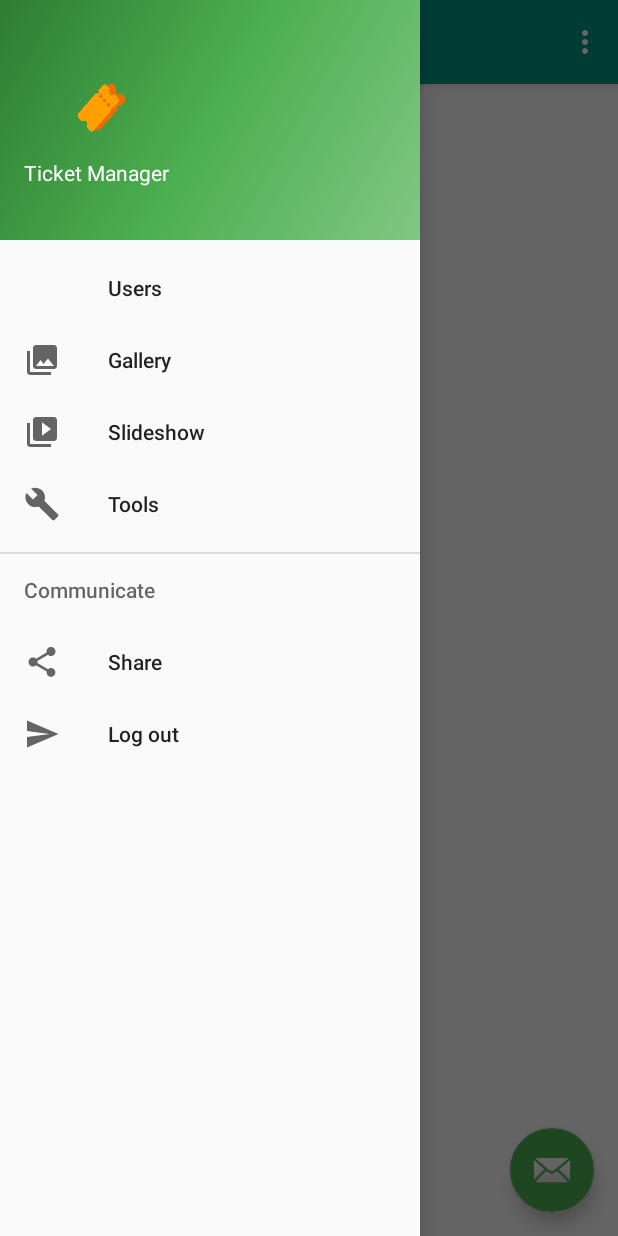
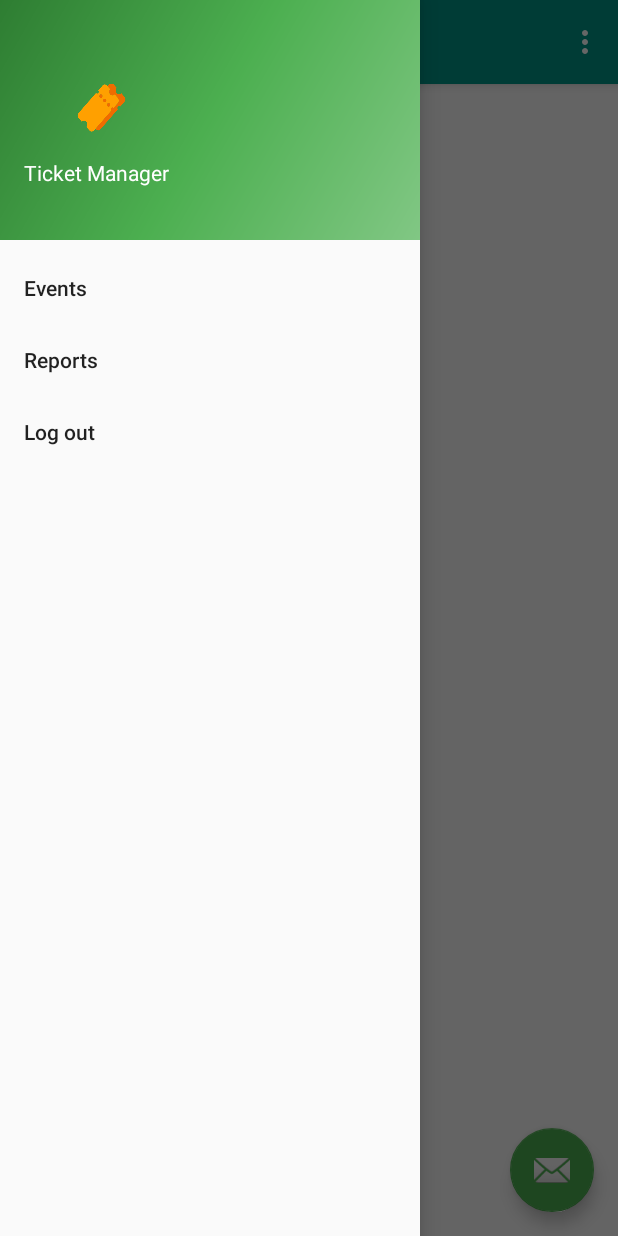
Before and after one commit to escalonc/TicketManager, an Android app: the MainActivity screen opened directly, with no data from a screen before it, with the side drawer open, on a phone screen of 412 x 824 dp. Run offline under Robolectric (Android 15) with nearby library versions, the phone set to English and light mode, and no system bars.

Commit message:
menu configuration

```diff
--- a/app/src/main/java/com/cejteam/core/LoginInteractor.java
+++ b/app/src/main/java/com/cejteam/core/LoginInteractor.java
@@ -43,6 +43,7 @@ public class LoginInteractor implements LoginInteractorContract {
         editor.putString("user_id", user.getId());
         editor.putString("username", user.getUsername());
         editor.putString("display_name", user.getName());
+        editor.putInt("user_type", user.getUserType().getValue());
         editor.commit();
     }
 
--- a/app/src/main/java/com/cejteam/core/User/UserInteractor.java
+++ b/app/src/main/java/com/cejteam/core/User/UserInteractor.java
@@ -21,8 +21,8 @@ public class UserInteractor {
     }
 
     public void createDefaultUsers(){
-        userRepository.add(new User("Christopher", "chris", "123", UserType.ADMIN));
-        userRepository.add(new User("Inge", "admin", "supersecreto", UserType.ADMIN));
+        userRepository.add(new User("Christopher", "chris", "123", UserType.LIMITATED));
+        userRepository.add(new User("Inge", "admin", "123", UserType.ADMIN));
 
         for (int i = 0; i<50 ;i++){
             if (i % 2 == 0){
--- a/app/src/main/java/com/cejteam/presenters/Menu/MenuAdapter.java
+++ /dev/null
@@ -1,8 +0,0 @@
-package com.cejteam.presenters.Menu;
-
-/**
- * Created by Christopher Escalon on 6/21/2017.
- */
-
-public class MenuAdapter {
-}
--- /dev/null
+++ b/app/src/main/java/com/cejteam/presenters/Menu/MenuModel.java
@@ -0,0 +1,35 @@
+package com.cejteam.presenters.Menu;
+
+import com.cejteam.data.entities.User;
+
+/**
+ * Created by Christopher Escalon on 6/21/2017.
+ */
+
+public class MenuModel {
+    private String name;
+    private int id;
+    private User.UserType userType;
+
+    public MenuModel(int id, String name, User.UserType userType) {
+        this.name = name;
+        this.id = id;
+        this.userType = userType;
+    }
+
+    public String getName() {
+        return name;
+    }
+
+    public void setName(String name) {
+        this.name = name;
+    }
+
+    public int getId() {
+        return id;
+    }
+
+    public User.UserType getUserType() {
+        return userType;
+    }
+}
--- /dev/null
+++ b/app/src/main/java/com/cejteam/presenters/Menu/MenuPresentator.java
@@ -0,0 +1,51 @@
+package com.cejteam.presenters.Menu;
+
+import android.content.Context;
+import android.content.SharedPreferences;
+import android.preference.PreferenceManager;
+
+import com.cejteam.data.entities.User;
+
+import java.lang.reflect.Array;
+import java.util.ArrayList;
+import java.util.Arrays;
+
+/**
+ * Created by Christopher Escalon on 6/21/2017.
+ */
+
+public class MenuPresentator {
+
+    Context context;
+    public MenuPresentator(Context context) {
+        this.context = context;
+    }
+
+    ArrayList<MenuModel> menuItems = new ArrayList<MenuModel>(
+            Arrays.asList(
+                    new MenuModel(1,"Users", User.UserType.ADMIN),
+                    new MenuModel(2,"Events", User.UserType.LIMITATED),
+                    new MenuModel(3,"Reports", User.UserType.LIMITATED),
+                    new MenuModel(4,"Log out", User.UserType.LIMITATED)
+            )
+    );
+
+    public ArrayList<MenuModel> getItems(){
+        SharedPreferences prefs = PreferenceManager.getDefaultSharedPreferences(context);
+        User.UserType userType = User.UserType.valueOf(prefs.getInt("user_type", 0));
+
+        ArrayList<MenuModel> items = new ArrayList<>();
+        for(MenuModel item : this.menuItems){
+            if (userType == User.UserType.LIMITATED && item.getUserType() == User.UserType.LIMITATED){
+                items.add(item);
+            }else if (userType == User.UserType.ADMIN && item.getUserType() == User.UserType.ADMIN){
+                items.add(item);
+            }else if (userType == User.UserType.ADMIN && item.getUserType() == User.UserType.LIMITATED){
+                items.add(item);
+            }
+        }
+
+        return items;
+    }
+
+}
--- a/app/src/main/java/com/cejteam/ticketmanager/MainActivity.java
+++ b/app/src/main/java/com/cejteam/ticketmanager/MainActivity.java
@@ -5,6 +5,7 @@ import android.content.res.XmlResourceParser;
 import android.os.Bundle;
 import android.support.design.widget.FloatingActionButton;
 import android.support.design.widget.Snackbar;
+import android.support.v7.view.menu.MenuPresenter;
 import android.view.View;
 import android.support.design.widget.NavigationView;
 import android.support.v4.view.GravityCompat;
@@ -15,6 +16,9 @@ import android.support.v7.widget.Toolbar;
 import android.view.Menu;
 import android.view.MenuItem;
 import android.widget.ListView;
+
+import com.cejteam.presenters.Menu.MenuModel;
+import com.cejteam.presenters.Menu.MenuPresentator;
 
 import org.xmlpull.v1.XmlPullParser;
 
@@ -29,6 +33,8 @@ public class MainActivity extends AppCompatActivity
         setContentView(R.layout.activity_main);
         Toolbar toolbar = (Toolbar) findViewById(R.id.toolbar);
         setSupportActionBar(toolbar);
+
+        MenuPresentator menuPresentator = new MenuPresentator(getApplicationContext());
 
         FloatingActionButton fab = (FloatingActionButton) findViewById(R.id.fab);
         fab.setOnClickListener(new View.OnClickListener() {
@@ -48,7 +54,12 @@ public class MainActivity extends AppCompatActivity
         NavigationView navigationView = (NavigationView) findViewById(R.id.nav_view);
         navigationView.setNavigationItemSelectedListener(this);
 
+        final Menu menu = navigationView.getMenu();
+        for (int i = 0; i <= menuPresentator.getItems().size() - 1; i++) {
+            MenuModel item = menuPresentator.getItems().get(i);
 
+            menu.add(1, item.getId(), i, item.getName());
+        }
 
     }
 
@@ -90,17 +101,13 @@ public class MainActivity extends AppCompatActivity
         // Handle navigation view item clicks here.
         int id = item.getItemId();
 
-        if (id == R.id.nav_users) {
+        if (id == 1) {
             startActivity(new Intent(getApplicationContext(), UserListActivity.class));
-        } else if (id == R.id.nav_gallery) {
+        } else if (id == 2) {
 
-        } else if (id == R.id.nav_slideshow) {
+        } else if (id == 3) {
 
-        } else if (id == R.id.nav_manage) {
-
-        } else if (id == R.id.nav_share) {
-
-        } else if (id == R.id.nav_logout) {
+        } else if (id == 4) {
             startActivity(new Intent(getApplicationContext(), LoginActivity.class));
         }
 
--- a/app/src/main/res/menu/activity_main_drawer.xml
+++ b/app/src/main/res/menu/activity_main_drawer.xml
@@ -1,35 +1,6 @@
 <?xml version="1.0" encoding="utf-8"?>
 <menu xmlns:android="http://schemas.android.com/apk/res/android">
 
-    <group android:checkableBehavior="single">
-        <item
-            android:id="@+id/nav_users"
-            android:title="Users" />
-        <item
-            android:id="@+id/nav_gallery"
-            android:icon="@drawable/ic_menu_gallery"
-            android:title="Gallery" />
-        <item
-            android:id="@+id/nav_slideshow"
-            android:icon="@drawable/ic_menu_slideshow"
-            android:title="Slideshow" />
-        <item
-            android:id="@+id/nav_manage"
-            android:icon="@drawable/ic_menu_manage"
-            android:title="Tools" />
-    </group>
 
-    <item android:title="Communicate">
-        <menu>
-            <item
-                android:id="@+id/nav_share"
-                android:icon="@drawable/ic_menu_share"
-                android:title="Share" />
-            <item
-                android:id="@+id/nav_logout"
-                android:icon="@drawable/ic_menu_send"
-                android:title="Log out" />
-        </menu>
-    </item>
 
 </menu>
```
